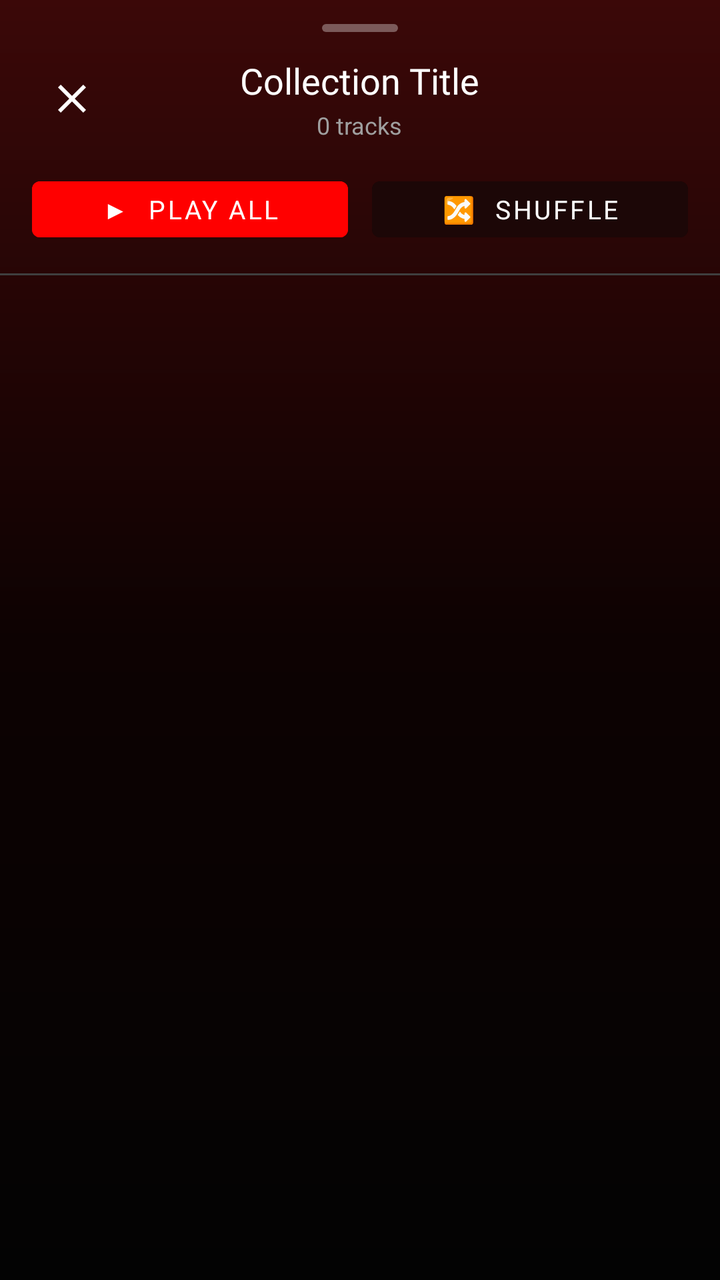
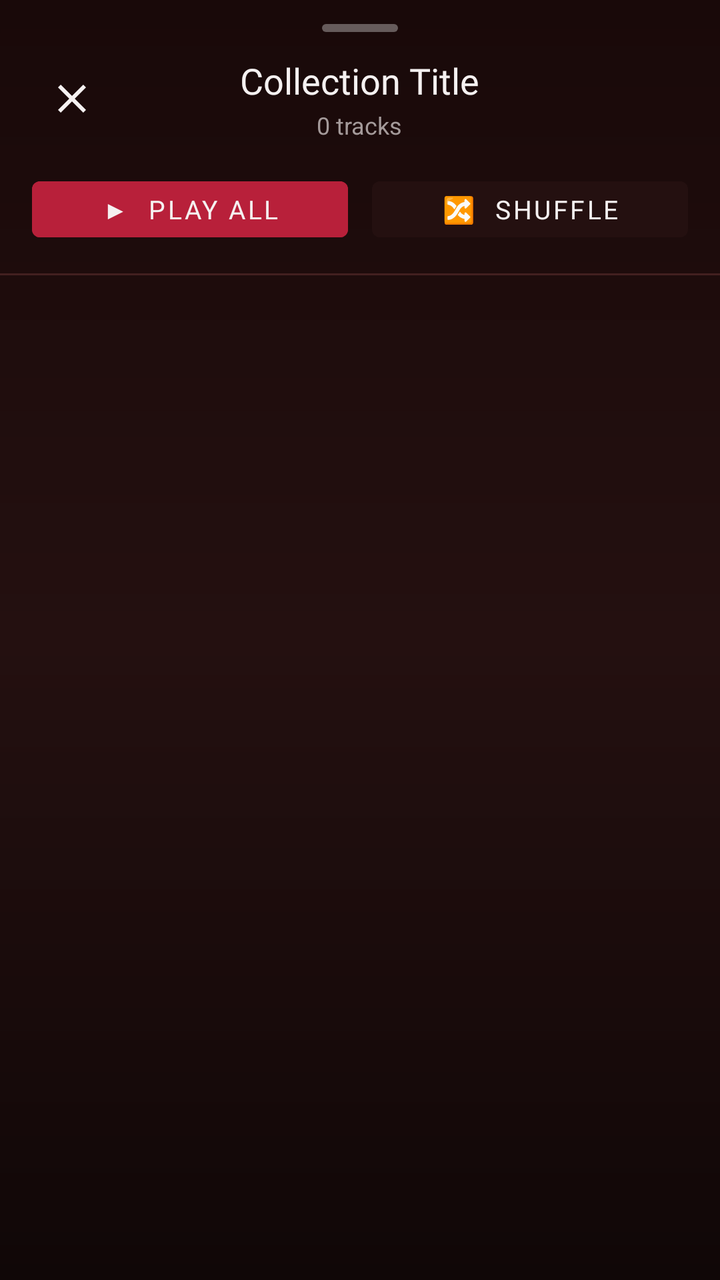

Screens rendered from an Android XML layout before and after an edit, with the pre-edit source and the edit as a unified diff.
<!-- AndroidManifest.xml: application theme Theme.BraveMusicPlayer -->
<!-- res/layout/dialog_song_collection.xml -->
<?xml version="1.0" encoding="utf-8"?>
<LinearLayout xmlns:android="http://schemas.android.com/apk/res/android"
    xmlns:app="http://schemas.android.com/apk/res-auto"
    android:layout_width="match_parent"
    android:layout_height="match_parent"
    android:background="@drawable/bg_now_playing_sheet"
    android:orientation="vertical"
    android:paddingTop="10dp">

    
    <View
        android:layout_width="38dp"
        android:layout_height="4dp"
        android:layout_gravity="center_horizontal"
        android:layout_marginTop="2dp"
        android:layout_marginBottom="12dp"
        android:background="@drawable/single_bar_drag_handle" />

    
    <RelativeLayout
        android:layout_width="match_parent"
        android:layout_height="wrap_content"
        android:paddingStart="18dp"
        android:paddingEnd="16dp">

        <ImageView
            android:id="@+id/ivCloseCollectionSheet"
            android:layout_width="36dp"
            android:layout_height="36dp"
            android:layout_alignParentStart="true"
            android:layout_centerVertical="true"
            android:background="?android:attr/selectableItemBackgroundBorderless"
            android:contentDescription="Close"
            android:padding="6dp"
            android:src="@drawable/ic_close"
            app:tint="@color/white_primary" />

        <LinearLayout
            android:layout_width="wrap_content"
            android:layout_height="wrap_content"
            android:layout_centerInParent="true"
            android:gravity="center"
            android:orientation="vertical">

            <TextView
                android:id="@+id/tvCollectionSheetTitle"
                android:layout_width="wrap_content"
                android:layout_height="wrap_content"
                android:ellipsize="end"
                android:fontFamily="@font/youtube_sans_bold_font"
                android:maxLines="1"
                android:text="Collection Title"
                android:textColor="@color/white_primary"
                android:textSize="18sp" />

            <TextView
                android:id="@+id/tvCollectionSheetSubtitle"
                android:layout_width="wrap_content"
                android:layout_height="wrap_content"
                android:layout_marginTop="2dp"
                android:fontFamily="sans-serif"
                android:text="0 tracks"
                android:textColor="@color/muted_grey"
                android:textSize="12sp" />
        </LinearLayout>

        <ImageView
            android:id="@+id/ivCollectionSheetAction"
            android:layout_width="36dp"
            android:layout_height="36dp"
            android:layout_alignParentEnd="true"
            android:layout_centerVertical="true"
            android:background="?android:attr/selectableItemBackgroundBorderless"
            android:contentDescription="Action"
            android:padding="7dp"
            android:src="@drawable/ic_delete"
            android:visibility="gone"
            app:tint="@color/youtube_red" />
    </RelativeLayout>

    
    <LinearLayout
        android:id="@+id/layoutCollectionActions"
        android:layout_width="match_parent"
        android:layout_height="wrap_content"
        android:layout_marginStart="16dp"
        android:layout_marginTop="14dp"
        android:layout_marginEnd="16dp"
        android:orientation="horizontal">

        <Button
            android:id="@+id/btnCollectionPlayAll"
            style="@style/Widget.MaterialComponents.Button"
            android:layout_width="0dp"
            android:layout_height="40dp"
            android:layout_marginEnd="6dp"
            android:layout_weight="1"
            android:backgroundTint="@color/youtube_red"
            android:fontFamily="sans-serif-bold"
            android:text="▶  Play All"
            android:textColor="@color/white_primary"
            android:textSize="13sp" />

        <Button
            android:id="@+id/btnCollectionShuffle"
            style="@style/Widget.MaterialComponents.Button"
            android:layout_width="0dp"
            android:layout_height="40dp"
            android:layout_marginStart="6dp"
            android:layout_weight="1"
            android:backgroundTint="@color/card_red_tint_surface"
            android:fontFamily="sans-serif-bold"
            android:text="🔀  Shuffle"
            android:textColor="@color/white_primary"
            android:textSize="13sp" />
    </LinearLayout>

    <View
        android:layout_width="match_parent"
        android:layout_height="1dp"
        android:layout_marginTop="12dp"
        android:layout_marginBottom="4dp"
        android:background="@color/border_grey" />

    
    <FrameLayout
        android:layout_width="match_parent"
        android:layout_height="0dp"
        android:layout_weight="1">

        
        <androidx.recyclerview.widget.RecyclerView
            android:id="@+id/rvCollectionSongs"
            android:layout_width="match_parent"
            android:layout_height="match_parent"
            android:clipToPadding="false"
            android:paddingBottom="120dp" />

        
        <LinearLayout
            android:id="@+id/layoutCollectionEmpty"
            android:layout_width="match_parent"
            android:layout_height="match_parent"
            android:gravity="center"
            android:orientation="vertical"
            android:padding="32dp"
            android:visibility="gone">

            <ImageView
                android:id="@+id/ivCollectionEmptyIcon"
                android:layout_width="64dp"
                android:layout_height="64dp"
                android:src="@drawable/ic_library_music"
                app:tint="@color/muted_grey" />

            <TextView
                android:id="@+id/tvCollectionEmptyTitle"
                android:layout_width="wrap_content"
                android:layout_height="wrap_content"
                android:layout_marginTop="14dp"
                android:fontFamily="@font/youtube_sans_bold_font"
                android:text="No tracks found"
                android:textColor="@color/white_primary"
                android:textSize="18sp" />

            <TextView
                android:id="@+id/tvCollectionEmptyMsg"
                android:layout_width="wrap_content"
                android:layout_height="wrap_content"
                android:layout_marginTop="6dp"
                android:gravity="center"
                android:fontFamily="sans-serif"
                android:text="Add songs to enjoy them here."
                android:textColor="@color/muted_grey"
                android:textSize="13sp" />
        </LinearLayout>

    </FrameLayout>
</LinearLayout>
<!-- resources referenced by this layout -->
<resources>
  <color name="border_grey">#3F3F3F</color>
  <color name="card_red_tint_surface">#1C0707</color>
  <color name="muted_grey">#9F9F9F</color>
  <color name="white_primary">#FFFFFF</color>
  <color name="youtube_red">#FF0000</color>
  <!-- drawable bg_now_playing_sheet (drawable) -->
  <?xml version="1.0" encoding="utf-8"?>
  <shape xmlns:android="http://schemas.android.com/apk/res/android"
      android:shape="rectangle">
      <gradient
          android:angle="270"
          android:startColor="@color/ytm_bg_top_glow"
          android:centerColor="@color/ytm_bg_middle"
          android:endColor="@color/ytm_bg_main"
          android:type="linear" />
      <corners
          android:topLeftRadius="20dp"
          android:topRightRadius="20dp" />
  </shape>
  <!-- drawable ic_delete (drawable) -->
  <vector xmlns:android="http://schemas.android.com/apk/res/android"
      android:width="24dp"
      android:height="24dp"
      android:viewportWidth="24"
      android:viewportHeight="24">
    <path
        android:fillColor="@color/white_primary"
        android:pathData="M6,19c0,1.1 0.9,2 2,2h8c1.1,0 2,-0.9 2,-2V7H6v12zM19,4h-3.5l-1,-1h-5l-1,1H5v2h14V4z"/>
  </vector>
  <!-- drawable single_bar_drag_handle (drawable) -->
  <?xml version="1.0" encoding="utf-8"?>
  <shape android:shape="rectangle"
    xmlns:android="http://schemas.android.com/apk/res/android">
      <corners android:radius="3.0dp" />
      <solid android:color="#55FFFFFF" />
      <size android:height="@dimen/yt_sys_measurement_size_min" android:width="@dimen/yt_sys_measurement_size_hero" />
  </shape>
  <style name="Theme.BraveMusicPlayer" parent="Theme.MaterialComponents.DayNight.NoActionBar">
          <item name="colorPrimary">@color/youtube_red</item>
          <item name="colorPrimaryVariant">@color/surface_black</item>
          <item name="colorOnPrimary">@color/white_primary</item>
          <item name="colorSecondary">@color/youtube_red</item>
          <item name="colorSecondaryVariant">@color/youtube_red</item>
          <item name="colorOnSecondary">@color/white_primary</item>
          <item name="android:colorBackground">@color/deep_black</item>
          <item name="android:statusBarColor">@color/ytm_bg_top_glow</item>
          <item name="android:navigationBarColor">@color/surface_black</item>
          <item name="android:windowBackground">@drawable/bg_ytm_gradient</item>
          <item name="bottomSheetDialogTheme">@style/YtmBottomSheetDialogTheme</item>
      </style>
  <color name="ytm_bg_top_glow">#3B0808</color>
  <color name="ytm_bg_middle">#0D0202</color>
  <color name="ytm_bg_main">#030303</color>
  <dimen name="yt_sys_measurement_size_min">4dp</dimen>
  <dimen name="yt_sys_measurement_size_hero">40dp</dimen>
  <color name="surface_black">#121212</color>
  <color name="deep_black">#030303</color>
  <!-- drawable bg_ytm_gradient (drawable) -->
  <?xml version="1.0" encoding="utf-8"?>
  <shape xmlns:android="http://schemas.android.com/apk/res/android"
      android:shape="rectangle">
      <gradient
          android:angle="270"
          android:startColor="@color/ytm_bg_top_glow"
          android:centerColor="@color/ytm_bg_middle"
          android:endColor="@color/ytm_bg_main"
          android:type="linear" />
  </shape>
  <style name="YtmBottomSheetDialogTheme" parent="Theme.Design.Light.BottomSheetDialog">
          <item name="bottomSheetStyle">@style/YtmBottomSheetStyle</item>
          <item name="android:windowIsFloating">false</item>
          <item name="android:navigationBarColor">@color/surface_black</item>
      </style>
  <style name="YtmBottomSheetStyle" parent="Widget.Design.BottomSheet.Modal">
          <item name="android:background">@android:color/transparent</item>
      </style>
  <!-- unchanged entries left out for length: 2 -->
</resources>

<!-- the commit's change to res/layout/dialog_song_collection.xml (unified diff, before → after) -->
@@ -33,7 +33,7 @@
             android:contentDescription="Close"
             android:padding="6dp"
             android:src="@drawable/ic_close"
-            app:tint="@color/white_primary" />
+            app:tint="@color/textPrimary" />
 
         <LinearLayout
             android:layout_width="wrap_content"
@@ -50,7 +50,7 @@
                 android:fontFamily="@font/youtube_sans_bold_font"
                 android:maxLines="1"
                 android:text="Collection Title"
-                android:textColor="@color/white_primary"
+                android:textColor="@color/textPrimary"
                 android:textSize="18sp" />
 
             <TextView
@@ -60,7 +60,7 @@
                 android:layout_marginTop="2dp"
                 android:fontFamily="sans-serif"
                 android:text="0 tracks"
-                android:textColor="@color/muted_grey"
+                android:textColor="@color/textSecondary"
                 android:textSize="12sp" />
         </LinearLayout>
 
@@ -75,7 +75,7 @@
             android:padding="7dp"
             android:src="@drawable/ic_delete"
             android:visibility="gone"
-            app:tint="@color/youtube_red" />
+            app:tint="@color/accentPrimary" />
     </RelativeLayout>
 
     
@@ -95,10 +95,10 @@
             android:layout_height="40dp"
             android:layout_marginEnd="6dp"
             android:layout_weight="1"
-            android:backgroundTint="@color/youtube_red"
+            android:backgroundTint="@color/accentPrimary"
             android:fontFamily="sans-serif-bold"
             android:text="▶  Play All"
-            android:textColor="@color/white_primary"
+            android:textColor="@color/textPrimary"
             android:textSize="13sp" />
 
         <Button
@@ -108,10 +108,10 @@
             android:layout_height="40dp"
             android:layout_marginStart="6dp"
             android:layout_weight="1"
-            android:backgroundTint="@color/card_red_tint_surface"
+            android:backgroundTint="@color/surfaceElevated"
             android:fontFamily="sans-serif-bold"
             android:text="🔀  Shuffle"
-            android:textColor="@color/white_primary"
+            android:textColor="@color/textPrimary"
             android:textSize="13sp" />
     </LinearLayout>
 
@@ -120,7 +120,7 @@
         android:layout_height="1dp"
         android:layout_marginTop="12dp"
         android:layout_marginBottom="4dp"
-        android:background="@color/border_grey" />
+        android:background="@color/borderSubtle" />
 
     
     <FrameLayout
@@ -151,7 +151,7 @@
                 android:layout_width="64dp"
                 android:layout_height="64dp"
                 android:src="@drawable/ic_library_music"
-                app:tint="@color/muted_grey" />
+                app:tint="@color/textSecondary" />
 
             <TextView
                 android:id="@+id/tvCollectionEmptyTitle"
@@ -160,7 +160,7 @@
                 android:layout_marginTop="14dp"
                 android:fontFamily="@font/youtube_sans_bold_font"
                 android:text="No tracks found"
-                android:textColor="@color/white_primary"
+                android:textColor="@color/textPrimary"
                 android:textSize="18sp" />
 
             <TextView
@@ -171,7 +171,7 @@
                 android:gravity="center"
                 android:fontFamily="sans-serif"
                 android:text="Add songs to enjoy them here."
-                android:textColor="@color/muted_grey"
+                android:textColor="@color/textSecondary"
                 android:textSize="13sp" />
         </LinearLayout>
 
<!-- resource entries referenced after the edit -->
@@ -1,19 +1,20 @@
 <!-- resources referenced by this layout -->
 <resources>
-  <color name="border_grey">#3F3F3F</color>
-  <color name="card_red_tint_surface">#1C0707</color>
-  <color name="muted_grey">#9F9F9F</color>
-  <color name="white_primary">#FFFFFF</color>
-  <color name="youtube_red">#FF0000</color>
+  <color name="accentPrimary">#B8203A</color>
+  <color name="borderSubtle">#422020</color>
+  <color name="surfaceElevated">#241010</color>
+  <color name="textPrimary">#F5F1F1</color>
+  <color name="textSecondary">#A49A9A</color>
+  <color name="white_primary">@color/textPrimary</color>
   <!-- drawable bg_now_playing_sheet (drawable) -->
   <?xml version="1.0" encoding="utf-8"?>
   <shape xmlns:android="http://schemas.android.com/apk/res/android"
       android:shape="rectangle">
       <gradient
           android:angle="270"
-          android:startColor="@color/ytm_bg_top_glow"
-          android:centerColor="@color/ytm_bg_middle"
-          android:endColor="@color/ytm_bg_main"
+          android:startColor="@color/backgroundSecondary"
+          android:centerColor="@color/surfaceElevated"
+          android:endColor="@color/background"
           android:type="linear" />
       <corners
           android:topLeftRadius="20dp"
@@ -38,42 +39,40 @@
       <size android:height="@dimen/yt_sys_measurement_size_min" android:width="@dimen/yt_sys_measurement_size_hero" />
   </shape>
   <style name="Theme.BraveMusicPlayer" parent="Theme.MaterialComponents.DayNight.NoActionBar">
-          <item name="colorPrimary">@color/youtube_red</item>
-          <item name="colorPrimaryVariant">@color/surface_black</item>
-          <item name="colorOnPrimary">@color/white_primary</item>
-          <item name="colorSecondary">@color/youtube_red</item>
-          <item name="colorSecondaryVariant">@color/youtube_red</item>
-          <item name="colorOnSecondary">@color/white_primary</item>
-          <item name="android:colorBackground">@color/deep_black</item>
-          <item name="android:statusBarColor">@color/ytm_bg_top_glow</item>
-          <item name="android:navigationBarColor">@color/surface_black</item>
+          <item name="colorPrimary">@color/accentPrimary</item>
+          <item name="colorPrimaryVariant">@color/surfaceCard</item>
+          <item name="colorOnPrimary">@color/textPrimary</item>
+          <item name="colorSecondary">@color/accentPrimary</item>
+          <item name="colorSecondaryVariant">@color/accentPressed</item>
+          <item name="colorOnSecondary">@color/textPrimary</item>
+          <item name="android:colorBackground">@color/background</item>
+          <item name="android:statusBarColor">@color/background</item>
+          <item name="android:navigationBarColor">@color/background</item>
           <item name="android:windowBackground">@drawable/bg_ytm_gradient</item>
-          <item name="bottomSheetDialogTheme">@style/YtmBottomSheetDialogTheme</item>
+          <item name="bottomSheetDialogTheme">@style/MelodyBottomSheetDialogTheme</item>
       </style>
-  <color name="ytm_bg_top_glow">#3B0808</color>
-  <color name="ytm_bg_middle">#0D0202</color>
-  <color name="ytm_bg_main">#030303</color>
+  <color name="backgroundSecondary">#190909</color>
+  <color name="background">#100707</color>
   <dimen name="yt_sys_measurement_size_min">4dp</dimen>
   <dimen name="yt_sys_measurement_size_hero">40dp</dimen>
-  <color name="surface_black">#121212</color>
-  <color name="deep_black">#030303</color>
+  <color name="surfaceCard">#1B1919</color>
+  <color name="accentPressed">#8F1830</color>
   <!-- drawable bg_ytm_gradient (drawable) -->
   <?xml version="1.0" encoding="utf-8"?>
   <shape xmlns:android="http://schemas.android.com/apk/res/android"
       android:shape="rectangle">
       <gradient
           android:angle="270"
-          android:startColor="@color/ytm_bg_top_glow"
-          android:centerColor="@color/ytm_bg_middle"
-          android:endColor="@color/ytm_bg_main"
+          android:startColor="@color/backgroundSecondary"
+          android:endColor="@color/background"
           android:type="linear" />
   </shape>
-  <style name="YtmBottomSheetDialogTheme" parent="Theme.Design.Light.BottomSheetDialog">
-          <item name="bottomSheetStyle">@style/YtmBottomSheetStyle</item>
+  <style name="MelodyBottomSheetDialogTheme" parent="Theme.Design.Light.BottomSheetDialog">
+          <item name="bottomSheetStyle">@style/MelodyBottomSheetStyle</item>
           <item name="android:windowIsFloating">false</item>
-          <item name="android:navigationBarColor">@color/surface_black</item>
+          <item name="android:navigationBarColor">@color/background</item>
       </style>
-  <style name="YtmBottomSheetStyle" parent="Widget.Design.BottomSheet.Modal">
+  <style name="MelodyBottomSheetStyle" parent="Widget.Design.BottomSheet.Modal">
           <item name="android:background">@android:color/transparent</item>
       </style>
   <!-- unchanged entries left out for length: 2 -->
